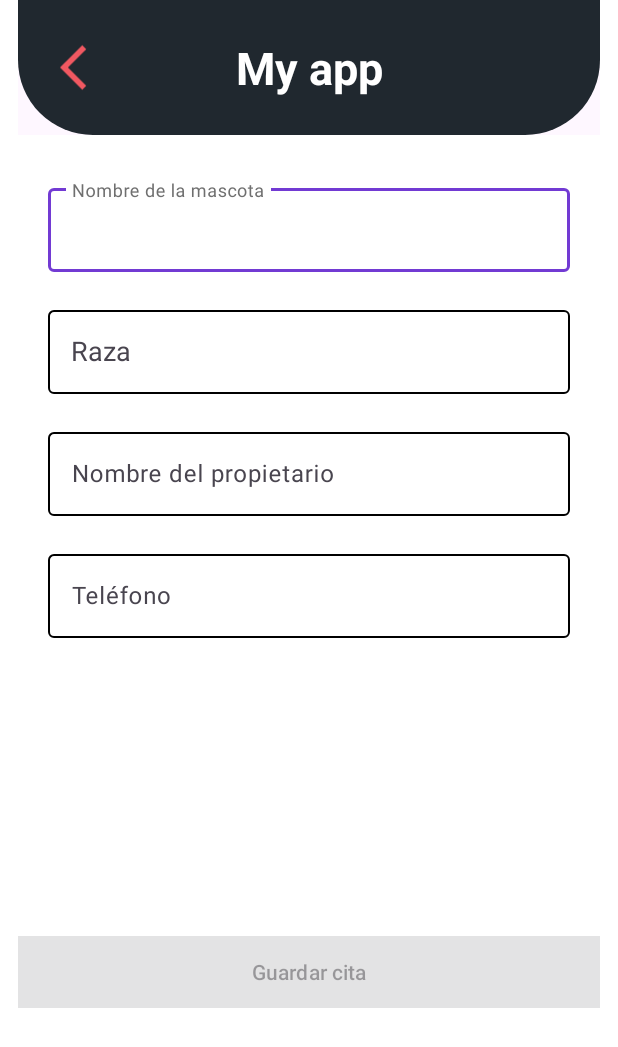
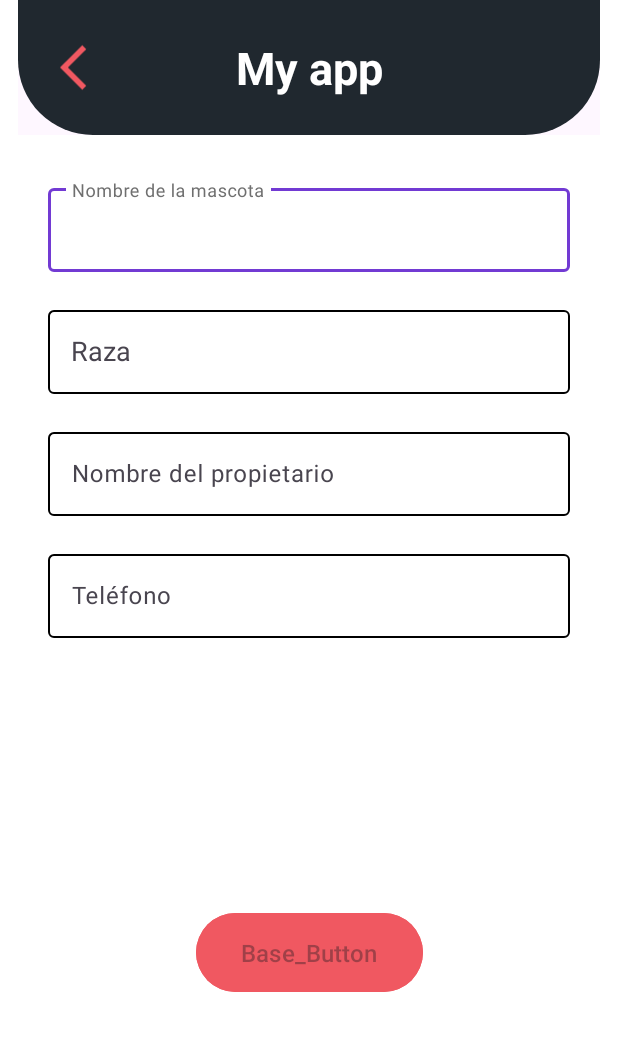
Before and after one commit to lauubetancourt/equipoDieciseis, an Android app: the layout fragment_add_appointment.xml on its own in the app's theme, with its tools: preview values and no code run, on a phone screen of 412 x 824 dp. Shown: the top 1047 px of the screen. Run offline under Robolectric (Android 15) with nearby library versions, the phone set to English and light mode, and no system bars.

Commit message:
Adding custome button to add appointment formulary

```diff
--- a/app/src/main/res/layout/fragment_add_appointment.xml
+++ b/app/src/main/res/layout/fragment_add_appointment.xml
@@ -23,17 +23,17 @@
             app:layout_constraintTop_toBottomOf="@+id/contentToolbar"
             />
 
-        <Button
-            android:id="@+id/btnSave"
+        <include
+            android:id="@+id/addButton"
+            layout="@layout/base_button"
             android:layout_width="match_parent"
             android:layout_height="wrap_content"
-            android:background="#F05861"
-            android:layout_marginTop="-200dp"
-            android:text="Guardar cita"
-            android:enabled="false"
-            app:layout_constraintTop_toBottomOf="parent"
+
             app:layout_constraintStart_toStartOf="parent"
-            app:layout_constraintEnd_toEndOf="parent"/>
+            app:layout_constraintEnd_toEndOf="parent"
+            app:layout_constraintTop_toBottomOf="@id/formulary"
+            app:layout_constraintBottom_toBottomOf="parent"
+            />
 
     </androidx.constraintlayout.widget.ConstraintLayout>
 
--- a/app/src/main/res/navigation/navigation_graph.xml
+++ b/app/src/main/res/navigation/navigation_graph.xml
@@ -3,7 +3,7 @@
     xmlns:app="http://schemas.android.com/apk/res-auto"
     xmlns:tools="http://schemas.android.com/tools"
     android:id="@+id/navigation_graph"
-    app:startDestination="@id/editAppointmentFragment">
+    app:startDestination="@id/addAppointmentFragment">
 
     <fragment
         android:id="@+id/addAppointmentFragment"
```
Also changed, not shown: app/src/main/java/com/example/miniproyecto_i/view/fragment/AddAppointmentFragment.kt (+7 -0 lines).
